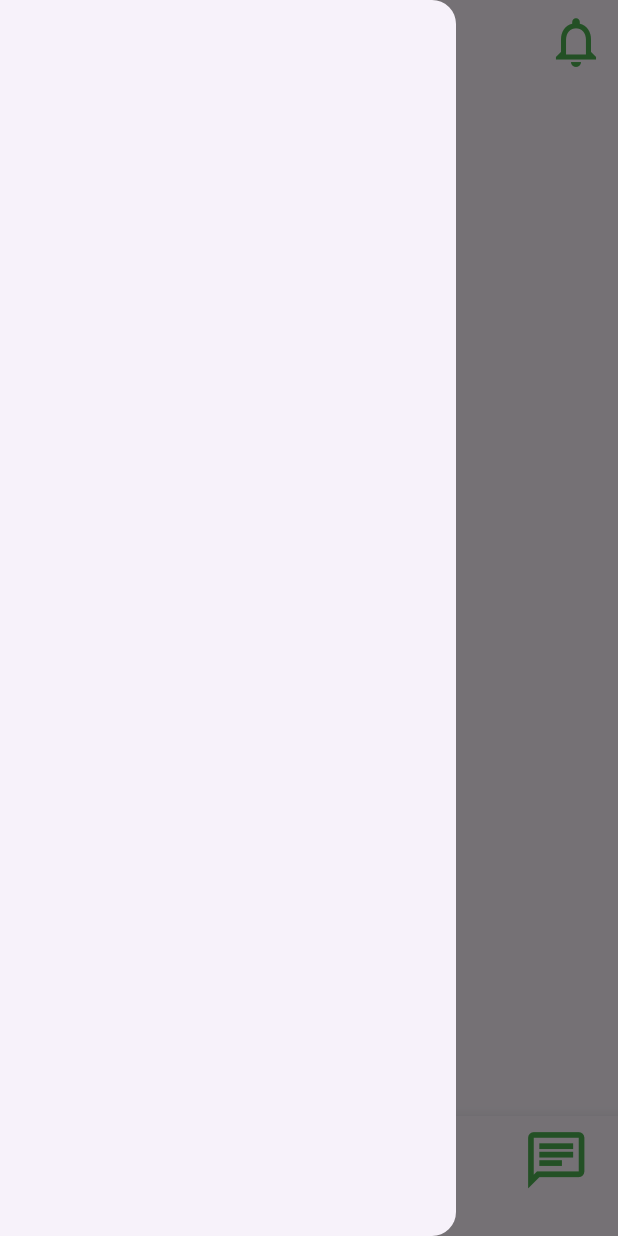
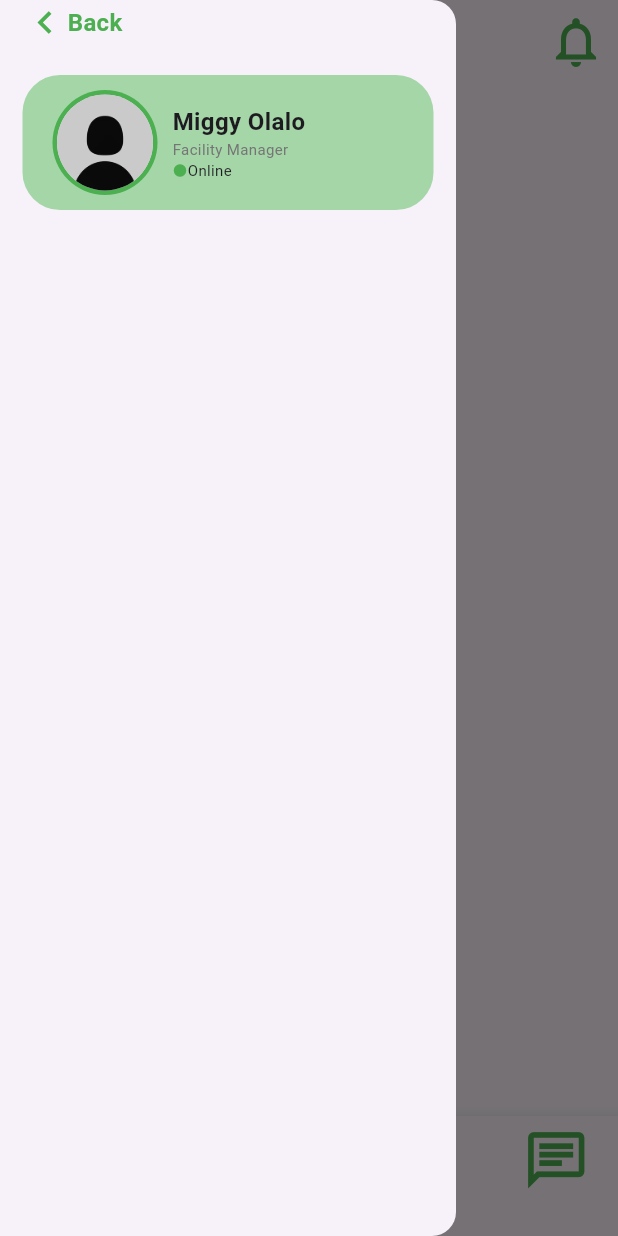
Before and after one commit to Miggycraft/terrasoi_app, a Flutter app: the HomePage screen opened by its route, with the side drawer open, on a phone screen of 412 x 824 dp. Run offline on Flutter 3.47's test engine with Material 3 defaults, Android fonts, the phone set to English and light mode, and no system bars.

Commit message:
drawer back and starting profile done

```diff
--- /dev/null
+++ b/lib/component/drawer_component.dart
@@ -0,0 +1,77 @@
+import 'package:flutter/cupertino.dart';
+import 'package:flutter/material.dart';
+
+class DrawerComponent extends StatelessWidget {
+  const DrawerComponent({super.key});
+
+  @override
+  Widget build(BuildContext context) {
+    return Drawer(
+      child: SafeArea(
+        child: Padding(
+          padding: const EdgeInsets.symmetric(horizontal: 15),
+          child: Column(
+            children: [
+              GestureDetector(
+                onTap: () {
+                  Navigator.pop(context);
+                },
+                child: const Row(
+                  children: [
+                    Icon(
+                      Icons.chevron_left,
+                      size: 30,
+                      color: Colors.green,
+                    ),
+                    Text(
+                      'Back',
+                      style: TextStyle(
+                          fontWeight: FontWeight.bold,
+                          fontSize: 16,
+                          color: Colors.green),
+                    ),
+                  ],
+                ),
+              ),
+              const SizedBox(
+                height: 20,
+              ),
+              Container(
+                padding: const EdgeInsets.symmetric(horizontal: 20, vertical: 10),
+                decoration: BoxDecoration(
+                    borderRadius: BorderRadius.circular(25),
+                    color: Colors.green[200]),
+                child: Row(
+                  children: [
+                    CircleAvatar(
+                      backgroundColor: Colors.green,
+                      radius: 35,
+                      child: CircleAvatar(
+                        radius: 32,
+                        backgroundImage: AssetImage('assets/profile_pic.jpg'),
+                      ),
+                    ),
+                    SizedBox(width: 10,),
+                    Column(
+                      crossAxisAlignment: CrossAxisAlignment.start,
+                      children: [
+                        Text('Miggy Olalo', style: TextStyle(fontWeight: FontWeight.bold, fontSize: 16),),
+                        Text('Facility Manager', style: TextStyle(color: Colors.grey[600], fontSize: 10),),
+                        Row(
+                          children: [
+                            Icon(Icons.circle, color: Colors.green,size: 10,),
+                            Text('Online', style: TextStyle(fontSize: 10),),
+                          ],
+                        )
+                      ],
+                    )
+                  ],
+                ),
+              ),
+            ],
+          ),
+        ),
+      ),
+    );
+  }
+}
--- a/lib/pages/home_page.dart
+++ b/lib/pages/home_page.dart
@@ -1,4 +1,5 @@
 import 'package:flutter/material.dart';
+import 'package:terrasoi/component/drawer_component.dart';
 
 class HomePage extends StatefulWidget {
   const HomePage({super.key});
@@ -47,10 +48,10 @@ class _HomePageState extends State<HomePage> {
           ],
         ),
       ),
-      drawer: Drawer(),
+      drawer: DrawerComponent(),
       bottomNavigationBar: BottomNavigationBar(
         type: BottomNavigationBarType.fixed,
-        items: <BottomNavigationBarItem>[
+        items: const <BottomNavigationBarItem>[
           BottomNavigationBarItem(
               icon: Icon(
                 Icons.home_outlined,
```
Also changed, not shown: assets/profile_pic.jpg (added).
